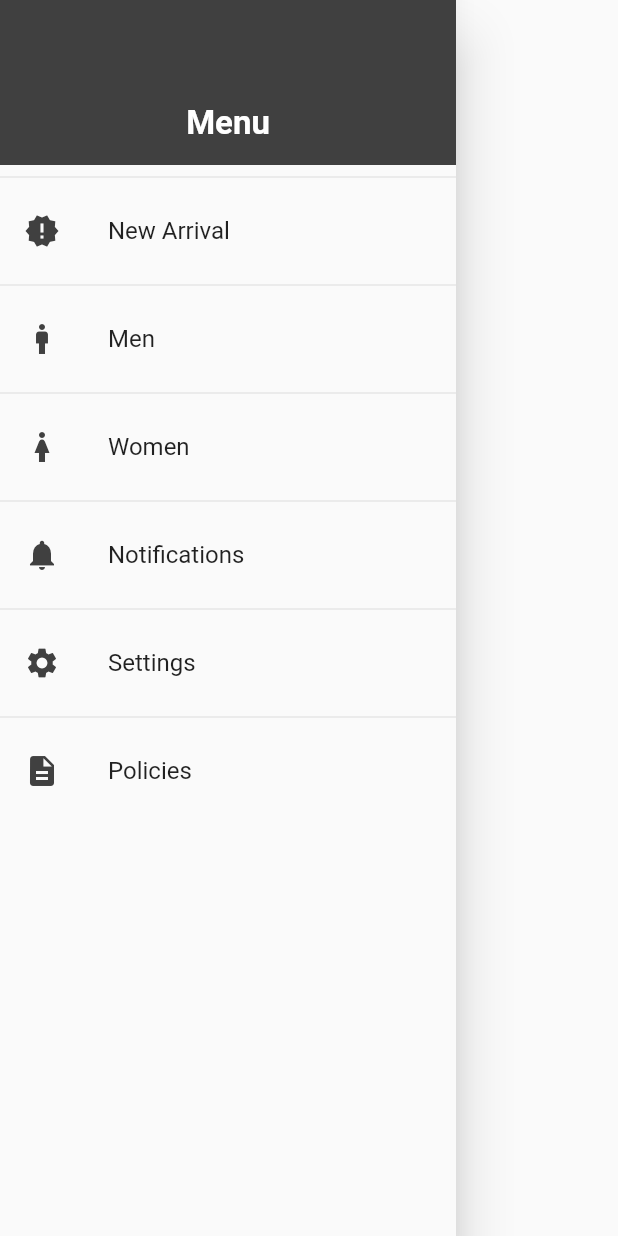
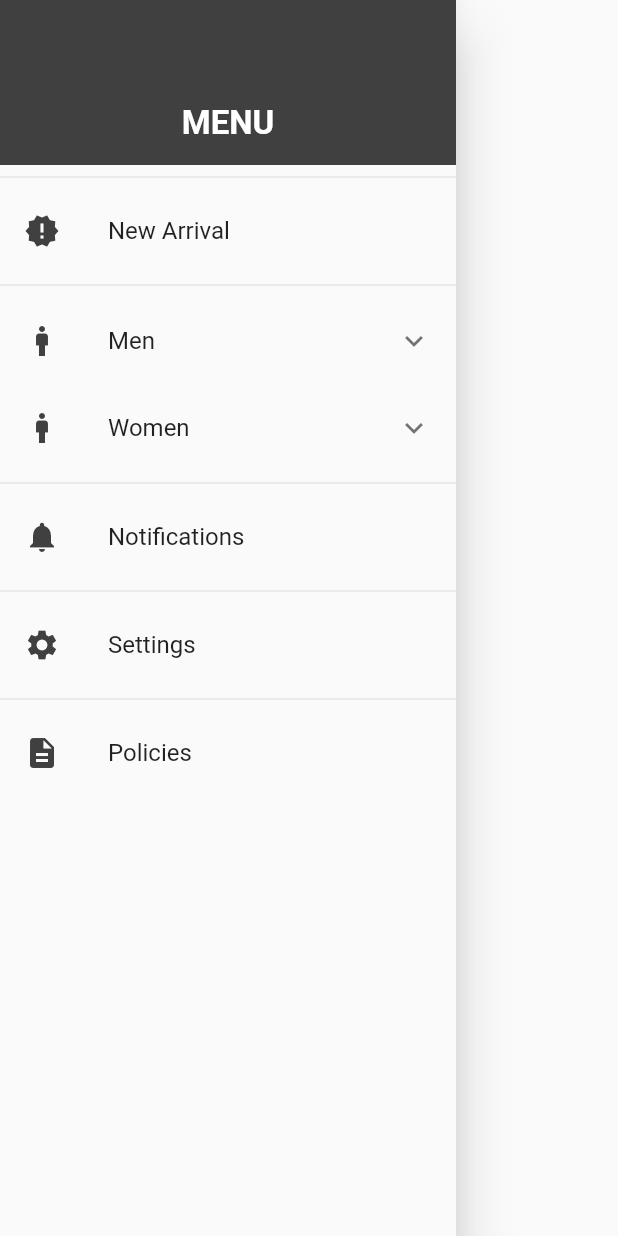
Before and after one commit to naufal-h/bajulo, a Flutter app: the NavBar widget shown alone on an empty page, opened directly, on a phone screen of 412 x 824 dp. Run offline on Flutter 3.47's test engine with Material 2 defaults, Android fonts, the light colour scheme and no system bars; our stand-ins replace carousel_slider, google_fonts.

Commit message:
sidebar dah jadi

```diff
--- a/lib/homeScreen.dart
+++ b/lib/homeScreen.dart
@@ -3,13 +3,12 @@ import 'homeBody.dart';
 
 class homeScreen extends StatefulWidget {
   @override
-  _homeScreenState createState()=>_homeScreenState();
+  _homeScreenState createState() => _homeScreenState();
 }
 
 class _homeScreenState extends State<homeScreen> {
   @override
-  Widget build(BuildContext context){
+  Widget build(BuildContext context) {
     return home_body();
-
   }
 }
--- a/lib/navbar.dart
+++ b/lib/navbar.dart
@@ -14,7 +14,7 @@ class NavBar extends StatelessWidget {
             color: Color(0xFF404040),
             alignment: Alignment.bottomCenter,
             child: Text(
-              "Menu",
+              "MENU",
               style: TextStyle(
                 color: Colors.white,
                 fontSize: 22,
@@ -32,22 +32,41 @@ class NavBar extends StatelessWidget {
             onTap: () => null,
           ),
           Divider(),
-          ListTile(
+          ExpansionTile(
+            title: Text('Men'),
             leading: Icon(
               Icons.man,
               color: Color(0xFF404040),
             ),
-            title: Text('Men'),
-            onTap: () => null,
+            children: [
+              ListTile(
+                title: Text("Tops"),
+                onTap: () => null,
+              ),
+              Divider(),
+              ListTile(
+                title: Text("Bottoms"),
+                onTap: () => null,
+              ),
+            ],
           ),
-          Divider(),
-          ListTile(
+          ExpansionTile(
+            title: Text('Women'),
             leading: Icon(
-              Icons.woman,
+              Icons.man,
               color: Color(0xFF404040),
             ),
-            title: Text('Women'),
-            onTap: () => null,
+            children: [
+              ListTile(
+                title: Text("Tops"),
+                onTap: () => null,
+              ),
+              Divider(),
+              ListTile(
+                title: Text("Bottoms"),
+                onTap: () => null,
+              ),
+            ],
           ),
           Divider(),
           ListTile(
```
Also changed, not shown: lib/homeBody.dart (+5 -21 lines).
